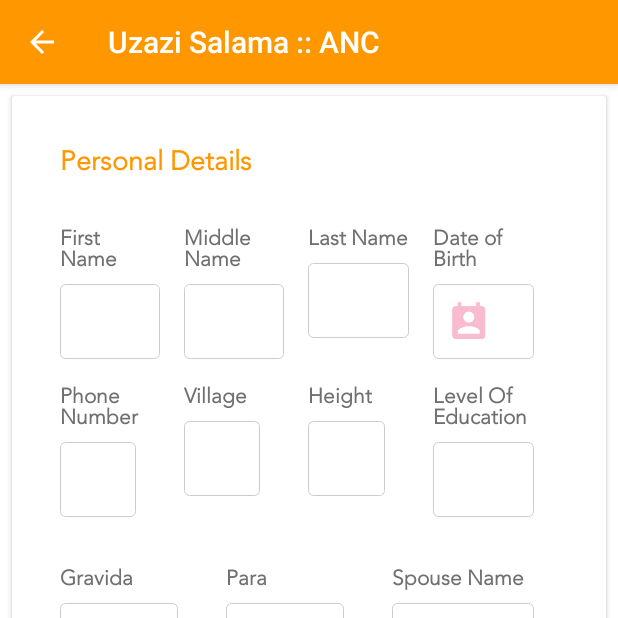
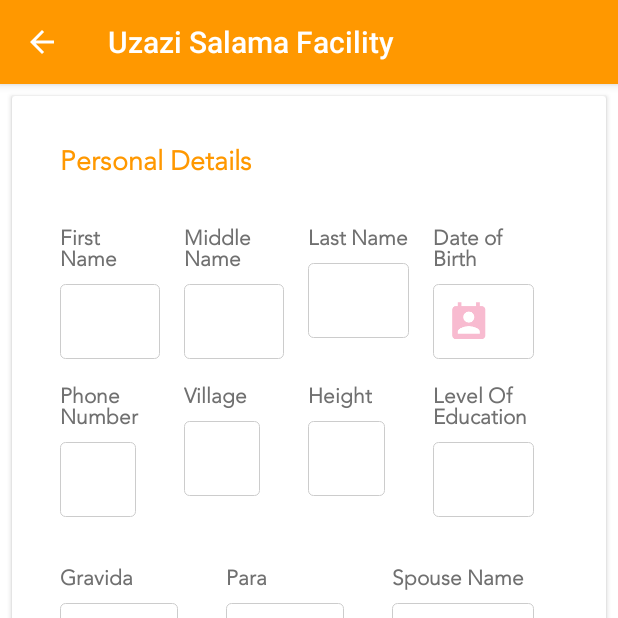
Before and after one commit to SoftmedTanzania/UNFPA_UzaziSalama_Facility, an Android app: the MainActivity screen opened directly, with no data from a screen before it, after a tap on "Register Client", on a phone screen of 412 x 824 dp, the top half of it. Run offline under Robolectric (Android 15) with nearby library versions, the phone set to English and light mode, and no system bars; our stand-ins replace Room's generated code; libraries missing offline, so code that uses them is left out: com.github.rahatarmanahmed.cpv, com.jaredrummler.materialspinner, com.uniquestudio.library, com.wdullaer.materialdatetimepicker; plain views replace CircleCheckBox, MaterialSpinner; pictures from the network do not load; 48 statements that could not run were skipped.

Commit message:
updated App name

```diff
--- a/app/src/main/java/apps/uzazisalama/com/anc/MainActivity.java
+++ b/app/src/main/java/apps/uzazisalama/com/anc/MainActivity.java
@@ -110,7 +110,7 @@ public class MainActivity extends BaseActivity {
         ancIcon.setColorFilter(getResources().getColor(R.color.card_light_text));
         if (!MainActivity.this.isFinishing())
             Glide.with(this).load(R.mipmap.ic_anc).into(ancIcon);
-        ancTabTitle.setText("Anc");
+        ancTabTitle.setText("ANC");
         tabLayout.getTabAt(0).setCustomView(ancTabView);
 
         View pncTabView = getLayoutInflater().inflate(R.layout.custom_tabs, null);
@@ -119,7 +119,7 @@ public class MainActivity extends BaseActivity {
         pncIcon.setColorFilter(getResources().getColor(R.color.card_light_text));
         if (!MainActivity.this.isFinishing())
             Glide.with(this).load(R.mipmap.ic_pnc).into(pncIcon);
-        pncTabTitle.setText("Pnc");
+        pncTabTitle.setText("PNC");
         tabLayout.getTabAt(1).setCustomView(pncTabView);
 
     }
--- a/app/src/main/res/layout/custom_tabs.xml
+++ b/app/src/main/res/layout/custom_tabs.xml
@@ -23,7 +23,6 @@
             android:gravity="center_vertical"
             android:layout_gravity="center"
             android:layout_marginLeft="16dp"
-            android:textAllCaps="false"
             android:textStyle="bold"
             android:textColor="@color/card_title_text"
             android:fontFamily="@font/avenir_light"
--- a/app/src/main/res/values/strings.xml
+++ b/app/src/main/res/values/strings.xml
@@ -1,5 +1,5 @@
 <resources>
-    <string name="app_name">Uzazi Salama :: ANC</string>
+    <string name="app_name">Uzazi Salama Facility</string>
 
     <string name="username_required">Username is Required</string>
     <string name="password_required">Password is Required</string>
```
Also changed, not shown: 35 other files.
